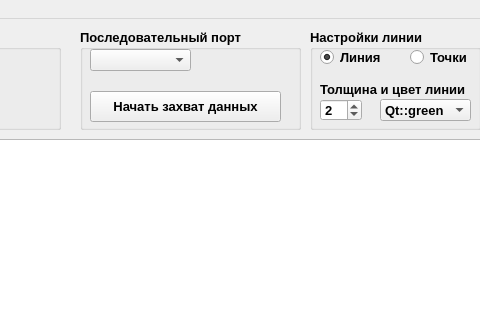
Before: the Qt Designer form mainwindow.ui in tds1981/Oscilloscope, drawn with Qt 5; both pictures show x 230 to 710 and y 0 to 320 of the 1121 by 729 pixel window.
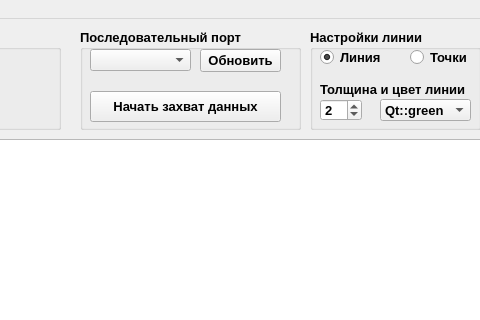
After: the same form once the commit is applied. Icons and pictures are not drawn.

Patch:
```diff
--- a/mainwindow.ui
+++ b/mainwindow.ui
@@ -137,6 +137,19 @@
       </rect>
      </property>
     </widget>
+    <widget class="QPushButton" name="pushButton">
+     <property name="geometry">
+      <rect>
+       <x>120</x>
+       <y>20</y>
+       <width>81</width>
+       <height>23</height>
+      </rect>
+     </property>
+     <property name="text">
+      <string>Обновить</string>
+     </property>
+    </widget>
    </widget>
    <widget class="QLabel" name="label_2">
     <property name="geometry">
```
